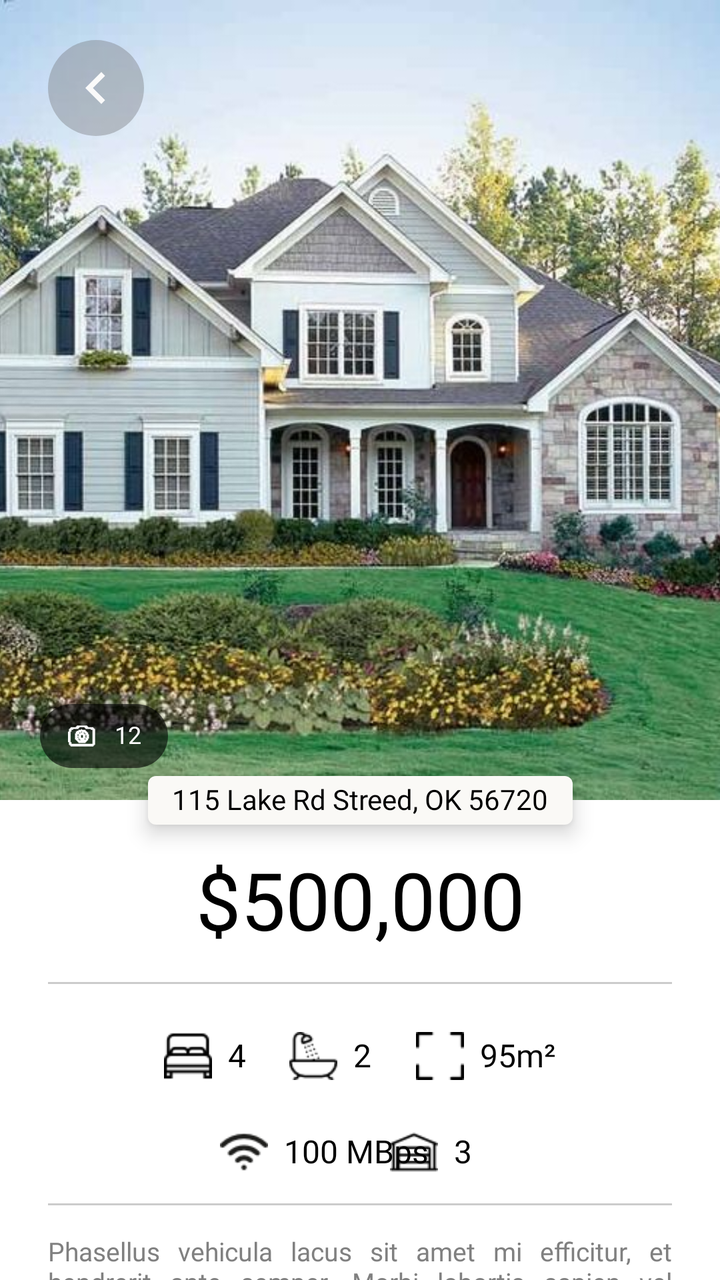
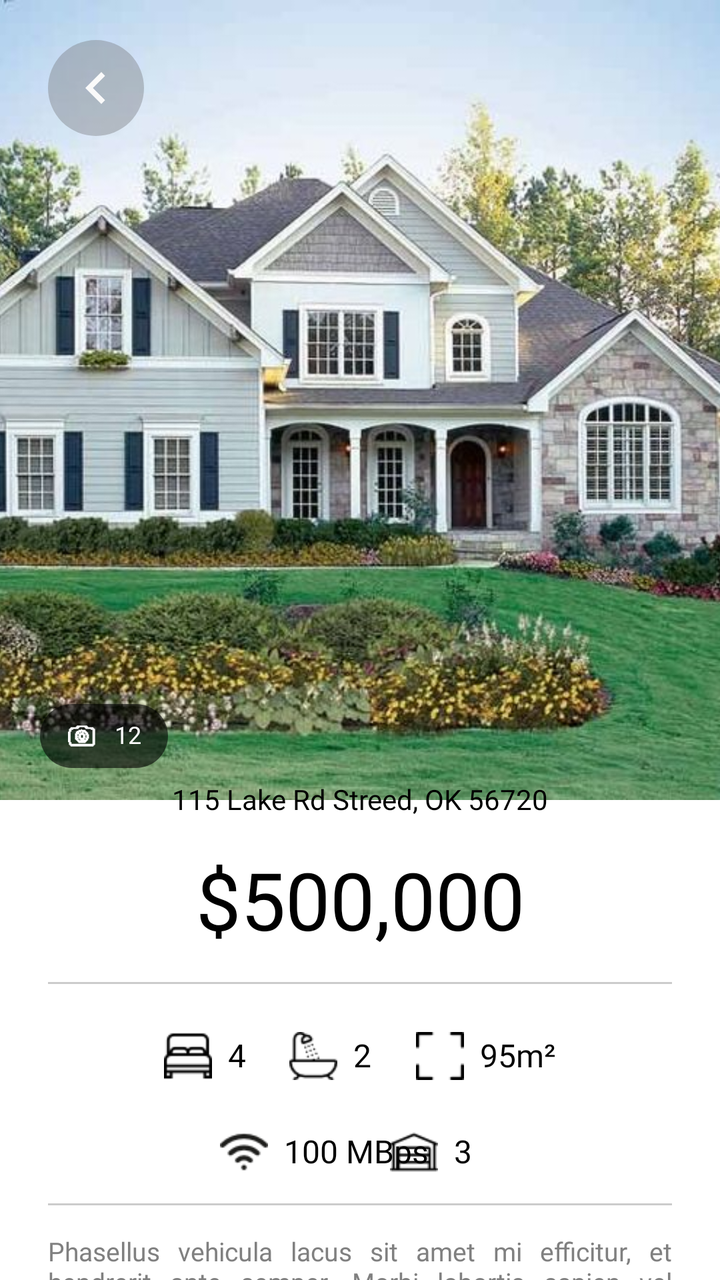

Compare the two renders of this Android layout. The source of the first and the diff that turns it into the second are given below.
<!-- AndroidManifest.xml: application theme Theme.AndroidArchitecture -->
<!-- res/layout/fragment_mock_home_details.xml -->
<?xml version="1.0" encoding="utf-8"?>
<androidx.constraintlayout.widget.ConstraintLayout xmlns:android="http://schemas.android.com/apk/res/android"
    xmlns:app="http://schemas.android.com/apk/res-auto"
    xmlns:tools="http://schemas.android.com/tools"
    android:layout_width="match_parent"
    android:layout_height="match_parent">

    <ImageView
        android:id="@+id/ivHome"
        android:layout_width="0dp"
        android:layout_height="400dp"
        android:scaleType="centerCrop"
        app:layout_constraintEnd_toEndOf="parent"
        app:layout_constraintStart_toStartOf="parent"
        app:layout_constraintTop_toTopOf="parent"
        app:srcCompat="@drawable/home_picture" />

    <ImageView
        android:id="@+id/ivBack"
        android:layout_width="48dp"
        android:layout_height="48dp"
        android:layout_marginStart="24dp"
        android:layout_marginTop="20dp"
        android:background="@drawable/bg_gray_round128"
        android:padding="8dp"
        app:layout_constraintStart_toStartOf="parent"
        app:layout_constraintTop_toTopOf="parent"
        app:srcCompat="@drawable/ic_arrow_left_center" />

    <View
        android:id="@+id/viewPhotoBg"
        android:layout_width="64dp"
        android:layout_height="32dp"
        android:layout_marginStart="24dp"
        android:background="@drawable/bg_dkgray_round128"
        app:layout_constraintBottom_toBottomOf="@id/ivPhoto"
        app:layout_constraintEnd_toEndOf="@+id/ivPhoto"
        app:layout_constraintStart_toStartOf="@+id/ivPhoto"
        app:layout_constraintTop_toTopOf="@+id/ivPhoto" />

    <ImageView
        android:id="@+id/ivPhoto"
        android:layout_width="32dp"
        android:layout_height="32dp"
        android:layout_marginEnd="20dp"
        android:layout_marginBottom="16dp"
        android:padding="8dp"
        android:paddingStart="10dp"
        app:layout_constraintBottom_toBottomOf="@+id/ivHome"
        app:layout_constraintStart_toStartOf="@+id/ivBack"
        app:srcCompat="@drawable/ic_photo" />

    <TextView
        android:id="@+id/tvPhoto"
        style="@style/TextClassic14"
        android:layout_width="wrap_content"
        android:layout_height="wrap_content"
        android:layout_marginEnd="12dp"
        android:text="12"
        android:textColor="@color/white"
        android:textSize="12sp"
        app:layout_constraintBottom_toBottomOf="@id/viewPhotoBg"
        app:layout_constraintEnd_toEndOf="@+id/viewPhotoBg"
        app:layout_constraintStart_toEndOf="@+id/ivPhoto"
        app:layout_constraintTop_toTopOf="@id/viewPhotoBg" />

    <TextView
        android:id="@+id/tvAddress"
        style="@style/TextClassic14"
        android:layout_width="wrap_content"
        android:layout_height="wrap_content"
        android:background="@drawable/bg_dkwhite_round4"
        android:elevation="6dp"
        android:paddingHorizontal="12dp"
        android:paddingVertical="4dp"
        android:text="115 Lake Rd Streed, OK 56720"
        app:layout_constraintBottom_toBottomOf="@+id/ivHome"
        app:layout_constraintEnd_toEndOf="parent"
        app:layout_constraintStart_toStartOf="parent"
        app:layout_constraintTop_toBottomOf="@+id/ivHome" />

    <TextView
        android:id="@+id/tvPrice"
        style="@style/TextClassic14"
        android:layout_width="wrap_content"
        android:layout_height="wrap_content"
        android:layout_marginTop="16dp"
        android:fontFamily="@font/poppins_medium"
        android:text="$500,000"
        android:textSize="40sp"
        app:layout_constraintEnd_toEndOf="parent"
        app:layout_constraintStart_toStartOf="parent"
        app:layout_constraintTop_toBottomOf="@+id/tvAddress" />

    <View
        android:id="@+id/viewDivider"
        android:layout_width="0dp"
        android:layout_height="1dp"
        android:layout_marginHorizontal="24dp"
        android:layout_marginTop="16dp"
        android:background="@color/divider"
        app:layout_constraintEnd_toEndOf="parent"
        app:layout_constraintStart_toStartOf="parent"
        app:layout_constraintTop_toBottomOf="@id/tvPrice" />

    <ImageView
        android:id="@+id/ivBedrooms"
        android:layout_width="24dp"
        android:layout_height="24dp"
        android:layout_marginStart="82dp"
        android:layout_marginTop="24dp"
        app:layout_constraintStart_toStartOf="parent"
        app:layout_constraintTop_toBottomOf="@+id/viewDivider"
        app:srcCompat="@drawable/ic_bed" />

    <TextView
        android:id="@+id/tvBedrooms"
        style="@style/TextClassic14"
        android:layout_width="wrap_content"
        android:layout_height="wrap_content"
        android:layout_marginStart="8dp"
        android:fontFamily="@font/poppins_medium"
        android:text="4"
        android:textSize="16sp"
        app:layout_constraintBottom_toBottomOf="@+id/ivBedrooms"
        app:layout_constraintStart_toEndOf="@+id/ivBedrooms"
        app:layout_constraintTop_toTopOf="@+id/ivBedrooms" />

    <ImageView
        android:id="@+id/ivSquare"
        android:layout_width="24dp"
        android:layout_height="24dp"
        android:layout_marginEnd="8dp"
        app:layout_constraintBottom_toBottomOf="@+id/ivBedrooms"
        app:layout_constraintEnd_toStartOf="@+id/tvSquare"
        app:layout_constraintTop_toTopOf="@+id/ivBedrooms"
        app:srcCompat="@drawable/ic_square" />

    <TextView
        android:id="@+id/tvSquare"
        style="@style/TextClassic14"
        android:layout_width="wrap_content"
        android:layout_height="wrap_content"
        android:layout_marginEnd="82dp"
        android:fontFamily="@font/poppins_medium"
        android:text="95m²"
        android:textSize="16sp"
        app:layout_constraintBottom_toBottomOf="@+id/ivSquare"
        app:layout_constraintEnd_toEndOf="parent"
        app:layout_constraintTop_toTopOf="@+id/ivSquare" />

    <ImageView
        android:id="@+id/ivBathrooms"
        android:layout_width="24dp"
        android:layout_height="24dp"
        android:layout_marginEnd="18dp"
        app:layout_constraintBottom_toBottomOf="@+id/ivBedrooms"
        app:layout_constraintEnd_toStartOf="@+id/ivSquare"
        app:layout_constraintStart_toEndOf="@+id/tvBedrooms"
        app:layout_constraintTop_toTopOf="@+id/ivBedrooms"
        app:srcCompat="@drawable/ic_bath" />

    <TextView
        android:id="@+id/tvBathrooms"
        style="@style/TextClassic14"
        android:layout_width="wrap_content"
        android:layout_height="wrap_content"
        android:layout_marginStart="8dp"
        android:fontFamily="@font/poppins_medium"
        android:text="2"
        android:textSize="16sp"
        app:layout_constraintBottom_toBottomOf="@+id/ivBathrooms"
        app:layout_constraintStart_toEndOf="@+id/ivBathrooms"
        app:layout_constraintTop_toTopOf="@+id/ivBathrooms" />

    <ImageView
        android:id="@+id/ivWifi"
        android:layout_width="24dp"
        android:layout_height="24dp"
        android:layout_marginStart="110dp"
        android:layout_marginTop="24dp"
        app:layout_constraintStart_toStartOf="parent"
        app:layout_constraintTop_toBottomOf="@+id/ivBedrooms"
        app:srcCompat="@drawable/ic_wifi" />

    <TextView
        android:id="@+id/tvWifi"
        style="@style/TextClassic14"
        android:layout_width="wrap_content"
        android:layout_height="wrap_content"
        android:layout_marginStart="8dp"
        android:fontFamily="@font/poppins_medium"
        android:text="100 MBps"
        android:textSize="16sp"
        app:layout_constraintBottom_toBottomOf="@+id/ivWifi"
        app:layout_constraintStart_toEndOf="@+id/ivWifi"
        app:layout_constraintTop_toTopOf="@+id/ivWifi" />

    <ImageView
        android:id="@+id/ivGarage"
        android:layout_width="24dp"
        android:layout_height="24dp"
        android:layout_marginEnd="8dp"
        app:layout_constraintBottom_toBottomOf="@+id/ivWifi"
        app:layout_constraintEnd_toStartOf="@+id/tvGarage"
        app:layout_constraintTop_toTopOf="@+id/ivWifi"
        app:srcCompat="@drawable/ic_garage" />

    <TextView
        android:id="@+id/tvGarage"
        style="@style/TextClassic14"
        android:layout_width="wrap_content"
        android:layout_height="wrap_content"
        android:layout_marginEnd="124dp"
        android:fontFamily="@font/poppins_medium"
        android:text="3"
        android:textSize="16sp"
        app:layout_constraintBottom_toBottomOf="@+id/ivGarage"
        app:layout_constraintEnd_toEndOf="parent"
        app:layout_constraintTop_toTopOf="@+id/ivGarage" />

    <View
        android:id="@+id/viewDivider2"
        android:layout_width="0dp"
        android:layout_height="1dp"
        android:layout_marginHorizontal="24dp"
        android:layout_marginTop="16dp"
        android:background="@color/divider"
        app:layout_constraintEnd_toEndOf="parent"
        app:layout_constraintStart_toStartOf="parent"
        app:layout_constraintTop_toBottomOf="@+id/tvWifi" />

    <TextView
        android:id="@+id/tvInfo"
        style="@style/TextSecondary14"
        android:layout_width="0dp"
        android:layout_height="wrap_content"
        android:layout_marginHorizontal="24dp"
        android:layout_marginTop="16dp"
        android:justificationMode="inter_word"
        android:text="Phasellus vehicula lacus sit amet mi efficitur, et hendrerit ante semper. Morbi lobortis sapien vel consectetur lacinia. Nulla sodales blandit mattis. Mauris dolor dolor, auctor in lectus at, congue fringilla neque. Aenean dignissim lorem lectus, vel commodo risus placerat vestibulum. Vestibulum massa enim, lobortis eget euismod ut, eleifend eu est. Nunc quis aliquet orci, tempus luctus quam. Nunc ultrices nunc id molestie vulputate. Nulla accumsan et lorem placerat pellentesque. Fusce lorem dui, feugiat et orci ac, laoreet dictum odio. Curabitur eget feugiat velit, quis malesuada eros. Aenean mollis libero eget nibh faucibus tincidunt. Nulla eu varius libero."
        android:textSize="13dp"
        app:layout_constraintEnd_toEndOf="parent"
        app:layout_constraintStart_toStartOf="parent"
        app:layout_constraintTop_toBottomOf="@+id/viewDivider2" />
</androidx.constraintlayout.widget.ConstraintLayout>
<!-- resources referenced by this layout -->
<resources>
  <color name="divider">#33000000</color>
  <color name="white">#FFFFFFFF</color>
  <!-- drawable bg_dkgray_round128 (drawable) -->
  <?xml version="1.0" encoding="utf-8"?>
  <shape xmlns:android="http://schemas.android.com/apk/res/android"
      android:shape="rectangle">
      <solid android:color="@color/dkgray" />
      <corners android:radius="128dp" />
  </shape>
  <!-- drawable bg_dkwhite_round4 (drawable) -->
  <?xml version="1.0" encoding="utf-8"?>
  <shape xmlns:android="http://schemas.android.com/apk/res/android"
      android:shape="rectangle">
      <solid android:color="@color/dkwhite" />
      <corners android:radius="4dp" />
  </shape>
  <!-- drawable bg_gray_round128 (drawable) -->
  <?xml version="1.0" encoding="utf-8"?>
  <shape xmlns:android="http://schemas.android.com/apk/res/android"
      android:shape="rectangle">
      <solid android:color="@color/gray" />
      <corners android:radius="128dp" />
  </shape>
  <!-- drawable home_picture: jpg bitmap (drawable, 107107 bytes) -->
  <!-- drawable ic_arrow_left_center (drawable) -->
  <vector xmlns:android="http://schemas.android.com/apk/res/android" android:height="24dp" android:tint="#FAFAFA" android:viewportHeight="24" android:viewportWidth="24" android:width="24dp">
        
      <path android:fillColor="@android:color/white" android:pathData="M15.41,7.41L14,6l-6,6 6,6 1.41,-1.41L10.83,12z"/>
      
  </vector>
  <!-- drawable ic_bath: png bitmap (drawable, 846 bytes) -->
  <!-- drawable ic_bed: png bitmap (drawable, 639 bytes) -->
  <!-- drawable ic_garage: png bitmap (drawable, 559 bytes) -->
  <!-- drawable ic_photo: png bitmap (drawable, 312 bytes) -->
  <!-- drawable ic_square: png bitmap (drawable, 322 bytes) -->
  <!-- drawable ic_wifi: png bitmap (drawable, 792 bytes) -->
  <style name="TextClassic14">
          <item name="android:textSize">14sp</item>
          <item name="android:fontFamily">@font/poppins_regular</item>
          <item name="android:includeFontPadding">false</item>
          <item name="android:textColor">@color/black</item>
      </style>
  <style name="TextSecondary14" parent="TextClassic14">
          <item name="android:textColor">@color/text_secondary</item>
      </style>
  <style name="Theme.AndroidArchitecture" parent="Theme.MaterialComponents.Light.NoActionBar">
          <item name="colorPrimary">@color/primary</item>
          <item name="colorPrimaryVariant">@color/primary_variant</item>
          <item name="colorOnPrimary">@color/white</item>
          <item name="colorSecondary">@color/secondary</item>
          <item name="colorSecondaryVariant">@color/secondary_variant</item>
          <item name="colorOnSecondary">@color/black</item>
          <item name="android:statusBarColor">?attr/colorPrimaryVariant</item>
          <item name="android:windowSplashScreenBackground" tools:targetApi="s">@color/white</item>
          <item name="android:windowBackground">@color/white</item>
      </style>
  <color name="dkgray">#99000000</color>
  <color name="dkwhite">#FAF9F6</color>
  <color name="gray">#69777B7E</color>
  <color name="black">#FF000000</color>
  <color name="text_secondary">#808080</color>
  <color name="primary">#364156</color>
  <color name="primary_variant">#212D40</color>
  <color name="secondary">#CEF9F2</color>
  <color name="secondary_variant">#AFC1D6</color>
</resources>

<!-- the commit's change to res/layout/fragment_mock_home_details.xml (unified diff, before → after) -->
@@ -13,7 +13,7 @@
         app:layout_constraintEnd_toEndOf="parent"
         app:layout_constraintStart_toStartOf="parent"
         app:layout_constraintTop_toTopOf="parent"
-        app:srcCompat="@drawable/home_picture" />
+        app:srcCompat="@drawable/img_home" />
 
     <ImageView
         android:id="@+id/ivBack"
<!-- resource entries referenced after the edit -->
@@ -6,7 +6,7 @@
   <?xml version="1.0" encoding="utf-8"?>
   <shape xmlns:android="http://schemas.android.com/apk/res/android"
       android:shape="rectangle">
-      <solid android:color="@color/dkgray" />
+      <solid android:color="@color/dk_gray" />
       <corners android:radius="128dp" />
   </shape>
   <!-- drawable bg_dkwhite_round4 (drawable) -->
@@ -23,7 +23,6 @@
       <solid android:color="@color/gray" />
       <corners android:radius="128dp" />
   </shape>
-  <!-- drawable home_picture: jpg bitmap (drawable, 107107 bytes) -->
   <!-- drawable ic_arrow_left_center (drawable) -->
   <vector xmlns:android="http://schemas.android.com/apk/res/android" android:height="24dp" android:tint="#FAFAFA" android:viewportHeight="24" android:viewportWidth="24" android:width="24dp">
         
@@ -36,6 +35,7 @@
   <!-- drawable ic_photo: png bitmap (drawable, 312 bytes) -->
   <!-- drawable ic_square: png bitmap (drawable, 322 bytes) -->
   <!-- drawable ic_wifi: png bitmap (drawable, 792 bytes) -->
+  <!-- drawable img_home: jpg bitmap (drawable, 107107 bytes) -->
   <style name="TextClassic14">
           <item name="android:textSize">14sp</item>
           <item name="android:fontFamily">@font/poppins_regular</item>
@@ -52,12 +52,11 @@
           <item name="colorSecondary">@color/secondary</item>
           <item name="colorSecondaryVariant">@color/secondary_variant</item>
           <item name="colorOnSecondary">@color/black</item>
-          <item name="android:statusBarColor">?attr/colorPrimaryVariant</item>
+          <item name="android:statusBarColor">@color/dk_blue</item>
           <item name="android:windowSplashScreenBackground" tools:targetApi="s">@color/white</item>
           <item name="android:windowBackground">@color/white</item>
       </style>
-  <color name="dkgray">#99000000</color>
-  <color name="dkwhite">#FAF9F6</color>
+  <color name="dk_gray">#99000000</color>
   <color name="gray">#69777B7E</color>
   <color name="black">#FF000000</color>
   <color name="text_secondary">#808080</color>
@@ -65,5 +64,6 @@
   <color name="primary_variant">#212D40</color>
   <color name="secondary">#CEF9F2</color>
   <color name="secondary_variant">#AFC1D6</color>
+  <color name="dk_blue">#0A0D36</color>
 </resources>
 
